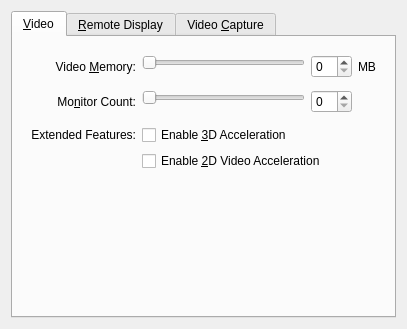
Before: the Qt Designer form vbox/src/VBox/Frontends/VirtualBox/src/settings/machine/UIMachineSettingsDisplay.ui in jljuxgm/vboxgit, drawn with Qt 5.
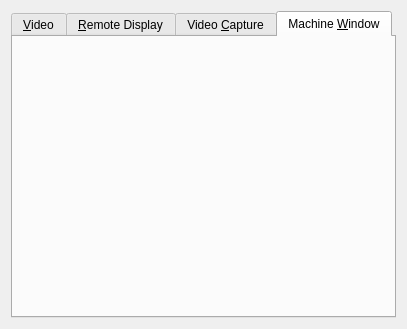
After: the same form once the commit is applied. The open tabs and pages were chosen to show the change. Custom widgets are drawn as their Qt base class.

```diff
--- a/vbox/src/VBox/Frontends/VirtualBox/src/settings/machine/UIMachineSettingsDisplay.ui
+++ b/vbox/src/VBox/Frontends/VirtualBox/src/settings/machine/UIMachineSettingsDisplay.ui
@@ -644,6 +644,40 @@
        </item>
       </layout>
      </widget>
+     <widget class="QWidget" name="m_pTabMachineWindow">
+      <attribute name="title">
+       <string>Machine &amp;Window</string>
+      </attribute>
+      <layout class="QVBoxLayout" name="m_pLayoutTabMachineWindow">
+       <item>
+        <widget class="UIMenuBarEditorWidget" name="m_pMenuBarEditor">
+         <property name="whatsThis">
+          <string>Allows to modify VM menu-bar contents.</string>
+         </property>
+        </widget>
+       </item>
+       <item>
+        <spacer name="m_pSpacer">
+         <property name="orientation">
+          <enum>Qt::Vertical</enum>
+         </property>
+         <property name="sizeHint" stdset="0">
+          <size>
+           <width>0</width>
+           <height>0</height>
+          </size>
+         </property>
+        </spacer>
+       </item>
+       <item>
+        <widget class="UIStatusBarEditorWidget" name="m_pStatusBarEditor">
+         <property name="whatsThis">
+          <string>Allows to modify VM status-bar contents.</string>
+         </property>
+        </widget>
+       </item>
+      </layout>
+     </widget>
     </widget>
    </item>
   </layout>
@@ -670,6 +704,16 @@
    <extends>QWidget</extends>
    <header>UIFilmContainer.h</header>
   </customwidget>
+  <customwidget>
+   <class>UIMenuBarEditorWidget</class>
+   <extends>QWidget</extends>
+   <header>UIMenuBarEditorWindow.h</header>
+  </customwidget>
+  <customwidget>
+   <class>UIStatusBarEditorWidget</class>
+   <extends>QWidget</extends>
+   <header>UIStatusBarEditorWindow.h</header>
+  </customwidget>
  </customwidgets>
  <resources/>
  <connections>
```
